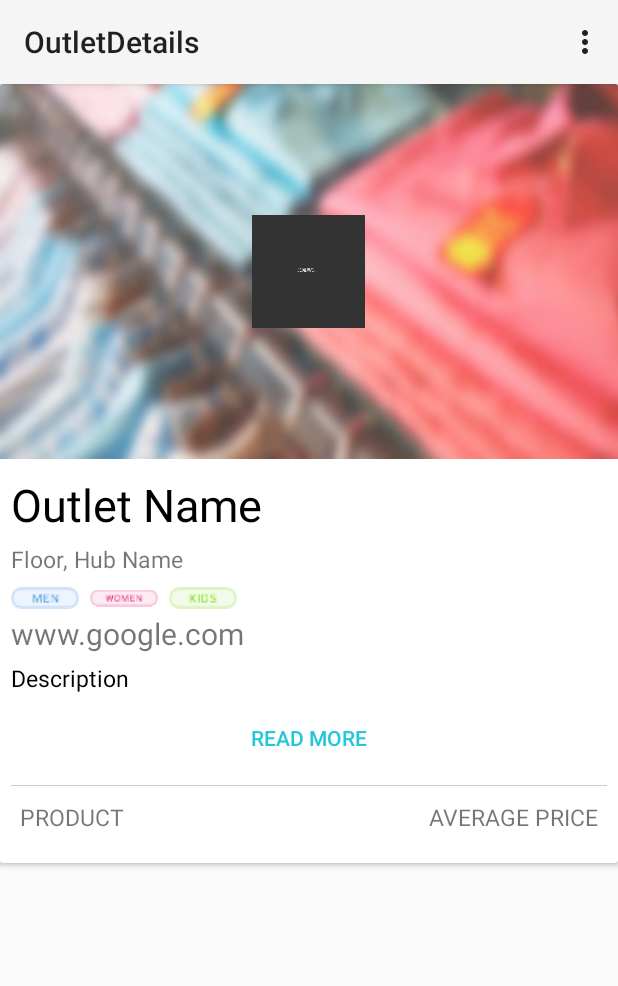
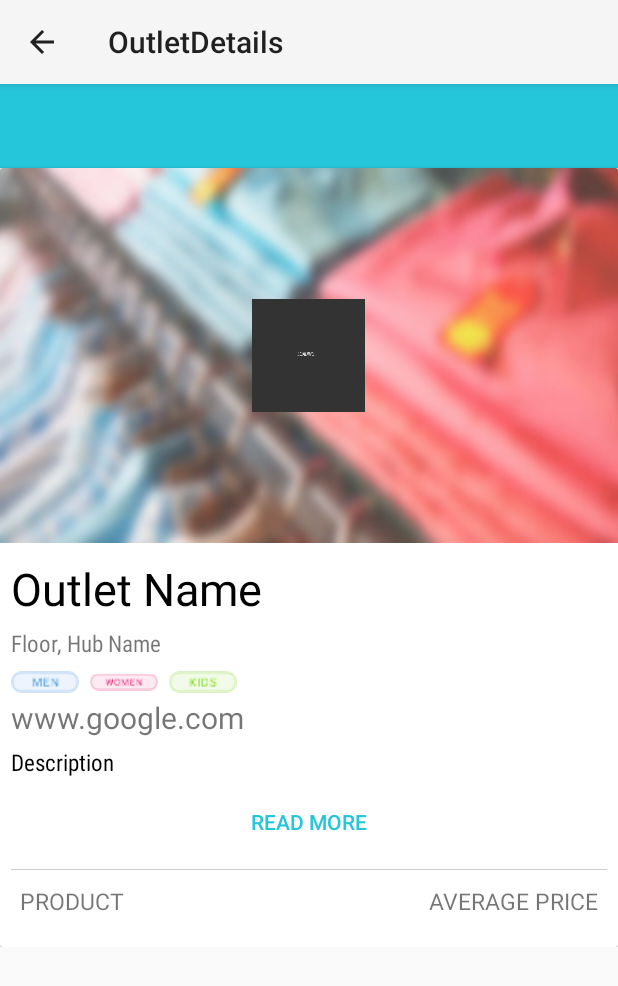
Before and after one commit to srinathwarrier/BrandstoreApp, an Android app: the OutletDetailsActivity screen opened directly, with no data from a screen before it, on a phone screen of 412 x 824 dp. Shown: the top 986 px of the screen. Run offline under Robolectric (Android 15) with nearby library versions, the phone set to English and light mode, and no system bars; libraries missing offline, so code that uses them is left out: com.nostra13.universalimageloader; 6 statements that could not run were skipped.

Commit message:
Changes made to third and fourth screen according to new wireframe

```diff
--- a/app/src/main/java/com/brandstore/OutletDetailsAsyncTask.java
+++ b/app/src/main/java/com/brandstore/OutletDetailsAsyncTask.java
@@ -1,7 +1,9 @@
 package com.brandstore;
 
 import android.content.Context;
+import android.content.res.Resources;
 import android.os.AsyncTask;
+import android.support.v7.widget.Toolbar;
 import android.util.Log;
 import android.view.View;
 import android.view.ViewGroup;
@@ -59,6 +61,7 @@ public class OutletDetailsAsyncTask extends AsyncTask<Void, Void, OutletDetails>
     ArrayList<String> tag;
     ArrayList<String> price;
 ScrollView scrollView;
+    Toolbar toolbar;
 
     public OutletDetailsAsyncTask(
             TagPriceListViewAdapter TagPrice,
@@ -74,6 +77,7 @@ ScrollView scrollView;
            ListView tagpriceListView,
             ScrollView scrollView,
             Button readmore,
+            Toolbar toolbar,
             Context context) {
 
         this.outletimage = outletimage;
@@ -89,6 +93,7 @@ ScrollView scrollView;
         this.tag=tag;
         this.price=price;
         this.scrollView=scrollView;
+        this.toolbar=toolbar;
         this.tagpriceListView = tagpriceListView;
 
 
@@ -222,6 +227,8 @@ ScrollView scrollView;
         });
 
     mTagPrice.notifyDataSetChanged();
+        toolbar.setTitle(outletDetails.getOutletName());
+
         int totalHeight = 0;
         int desiredWidth = View.MeasureSpec.makeMeasureSpec(tagpriceListView.getWidth(), View.MeasureSpec.AT_MOST);
         for (int i = 0; i < mTagPrice.getCount(); i++) {
--- a/app/src/main/java/com/brandstore/activities/MainActivity.java
+++ b/app/src/main/java/com/brandstore/activities/MainActivity.java
@@ -35,6 +35,7 @@ public class MainActivity extends ActionBarActivity {
     protected void onCreate(Bundle savedInstanceState) {
         super.onCreate(savedInstanceState);
         setContentView(R.layout.activity_main);
+        NavigationDrawerFragment drawerFragment;
         // Get tracker.
         toolbar = (Toolbar) findViewById(R.id.toolbar);
         setSupportActionBar(toolbar);
@@ -53,7 +54,7 @@ public class MainActivity extends ActionBarActivity {
         getSupportActionBar().setDisplayShowTitleEnabled(false);
        /*Three Lines of code needed on every activity using the navigation drawer*/
         getSupportActionBar().setDisplayHomeAsUpEnabled(true);
-        NavigationDrawerFragment drawerFragment = (NavigationDrawerFragment) getSupportFragmentManager().findFragmentById(R.id.navigation_drawer_fragment);
+       drawerFragment = (NavigationDrawerFragment) getSupportFragmentManager().findFragmentById(R.id.navigation_drawer_fragment);
         drawerFragment.setUp((DrawerLayout) findViewById(R.id.drawer_layout));
 
 
@@ -158,6 +159,7 @@ public class MainActivity extends ActionBarActivity {
         // as you specify a parent activity in AndroidManifest.xml.
         int id = item.getItemId();
 
+
         //noinspection SimplifiableIfStatement
         if (id == R.id.action_settings) {
             return true;
--- a/app/src/main/java/com/brandstore/activities/OutletDetailsActivity.java
+++ b/app/src/main/java/com/brandstore/activities/OutletDetailsActivity.java
@@ -2,6 +2,7 @@ package com.brandstore.activities;
 
 import android.os.Bundle;
 import android.support.v7.app.ActionBarActivity;
+import android.support.v7.widget.Toolbar;
 import android.view.Menu;
 import android.view.MenuItem;
 import android.view.View;
@@ -29,7 +30,7 @@ public class OutletDetailsActivity extends ActionBarActivity {
     ListView tagprice;
     LinearLayout tagPriceLinearLayout;
     Button readmore;
-
+Toolbar toolbar;
     TagPriceListViewAdapter mTagPriceListViewAdapter;
     ArrayList<String> tag = new ArrayList();
     ArrayList<String> price= new ArrayList();
@@ -39,6 +40,12 @@ public class OutletDetailsActivity extends ActionBarActivity {
     protected void onCreate(Bundle savedInstanceState) {
         super.onCreate(savedInstanceState);
         setContentView(R.layout.activity_outlet_details);
+        toolbar = (Toolbar) findViewById(R.id.outletdetailstoolbar);
+        toolbar.setTitleTextColor(getResources().getColor(R.color.white));
+        toolbar.setSubtitleTextColor(getResources().getColor(R.color.white));
+
+        setSupportActionBar(toolbar);
+        getSupportActionBar().setDisplayHomeAsUpEnabled(true);
         String id = getIntent().getStringExtra("id");
 
         // get the list of UI Elements' Objects
@@ -73,6 +80,7 @@ ScrollView scroll=(ScrollView)findViewById(R.id.outletDetails_ScrollView);
                 tagprice,
                 scroll,
                 readmore,
+                toolbar,
                 this);
         mOutletDetailsAsyncTask.execute();
         scroll.scrollTo(0,0);
@@ -94,10 +102,12 @@ ScrollView scroll=(ScrollView)findViewById(R.id.outletDetails_ScrollView);
         int id = item.getItemId();
 
         //noinspection SimplifiableIfStatement
-        if (id == R.id.action_settings) {
-            return true;
-        }
 
+if(id==android.R.id.home)
+{
+    onBackPressed();
+    return true;
+}
         return super.onOptionsItemSelected(item);
     }
 
--- a/app/src/main/java/com/brandstore/activities/OutletListActivity.java
+++ b/app/src/main/java/com/brandstore/activities/OutletListActivity.java
@@ -34,6 +34,7 @@ public class OutletListActivity extends ActionBarActivity {
         toolbar.setTitleTextColor(getResources().getColor(R.color.white));
         toolbar.setSubtitleTextColor(getResources().getColor(R.color.white));
         setSupportActionBar(toolbar);
+        getSupportActionBar().setDisplayHomeAsUpEnabled(true);
         Bundle bundle = getIntent().getExtras();
         String query = bundle.getString("name");
         String id = bundle.getString("id");
@@ -79,7 +80,10 @@ public class OutletListActivity extends ActionBarActivity {
         int id = item.getItemId();
 
         //noinspection SimplifiableIfStatement
-        if (id == R.id.action_settings) {
+
+        if(id==android.R.id.home)
+        {
+           onBackPressed();
             return true;
         }
 
--- a/app/src/main/java/com/brandstore/activities/SearchActivity.java
+++ b/app/src/main/java/com/brandstore/activities/SearchActivity.java
@@ -38,8 +38,8 @@ public class SearchActivity extends ActionBarActivity {
         setSupportActionBar(toolbar);
 
         getSupportActionBar().setDisplayHomeAsUpEnabled(true);
-        drawerFragment = (NavigationDrawerFragment) getSupportFragmentManager().findFragmentById(R.id.navigation_drawer_fragment);
-        drawerFragment.setUp((DrawerLayout) findViewById(R.id.drawer_layout));
+        //drawerFragment = (NavigationDrawerFragment) getSupportFragmentManager().findFragmentById(R.id.navigation_drawer_fragment);
+        //drawerFragment.setUp((DrawerLayout) findViewById(R.id.drawer_layout));
 
 
         //mEdit = (SearchBox) findViewById(R.id.search_box_results);
@@ -113,6 +113,7 @@ public class SearchActivity extends ActionBarActivity {
         final SearchView searchView = (SearchView) search.getActionView();
         searchView.setIconifiedByDefault(false);
         searchView.requestFocusFromTouch();
+        searchView.setQueryHint("Type brand store or product category");
         searchView.setOnQueryTextListener(new SearchView.OnQueryTextListener() {
             @Override
             public boolean onQueryTextSubmit(String s) {
--- a/app/src/main/res/layout/activity_outlet_details.xml
+++ b/app/src/main/res/layout/activity_outlet_details.xml
@@ -11,7 +11,13 @@
         android:layout_width="match_parent"
         android:layout_height="wrap_content"
         android:layout_alignParentBottom="true">
-
+        <LinearLayout
+            android:layout_width="match_parent"
+            android:layout_height="wrap_content"
+            android:orientation="vertical">
+        <include
+            android:id="@+id/outletdetailstoolbar"
+            layout="@layout/toolbar"/>
         <android.support.v7.widget.CardView
             android:layout_width="match_parent"
             android:layout_height="wrap_content">
@@ -21,6 +27,7 @@
                 android:layout_width="match_parent"
                 android:layout_height="match_parent"
                 android:orientation="vertical">
+
 
                 <RelativeLayout
                     android:layout_width="match_parent"
@@ -62,7 +69,7 @@
                         android:layout_width="wrap_content"
                         android:layout_height="wrap_content"
                         android:layout_alignLeft="@id/outletDetails_brandName"
-
+                        android:fontFamily="sans-serif-condensed"
                         android:layout_below="@id/outletDetails_brandName"
                         android:layout_marginTop="5dp"
                         android:text="Floor, "
@@ -79,6 +86,7 @@
                     <TextView
                         android:id="@+id/outletDetails_hubName"
                         android:layout_width="wrap_content"
+                        android:fontFamily="sans-serif-condensed"
                         android:layout_height="wrap_content"
                         android:layout_alignBottom="@id/outletDetails_floorName"
                         android:layout_toRightOf="@id/outletDetails_floorName"
@@ -131,7 +139,9 @@
                     android:lineSpacingExtra="5dp"
                     android:text="Description"
                     android:textColor="@color/black"
-                    android:textSize="15sp" />
+                    android:textSize="15sp"
+
+                    android:fontFamily="sans-serif-condensed"/>
 
                 <Button
                     android:id="@+id/readmore"
@@ -212,6 +222,7 @@
             </LinearLayout>
 
         </android.support.v7.widget.CardView>
+        </LinearLayout>
     </ScrollView>
 
 
--- a/app/src/main/res/layout/tag_price_list_view_item.xml
+++ b/app/src/main/res/layout/tag_price_list_view_item.xml
@@ -14,6 +14,7 @@
         android:layout_marginLeft="@dimen/activity_horizontal_margin"
         android:layout_marginTop="2dp"
         android:text="New Text"
+        android:textStyle="bold"
         android:textSize="15sp"
         android:gravity="center_vertical"
         android:textColor="@color/black" />
@@ -27,6 +28,7 @@
         android:layout_alignParentTop="true"
         android:layout_marginRight="@dimen/activity_horizontal_margin"
         android:text="New Text"
+
         android:gravity="center_vertical"
         android:textSize="15sp"
         android:textColor="@color/black" />
--- a/app/src/main/res/layout/toolbar.xml
+++ b/app/src/main/res/layout/toolbar.xml
@@ -4,7 +4,8 @@
     android:layout_width="match_parent"
     android:layout_height="wrap_content"
     android:background="@color/colorPrimary"
-    app:theme="@style/ToolBarTheme">
+    app:theme="@style/ToolBarTheme"
+   >
 
 
 </android.support.v7.widget.Toolbar>
--- a/app/src/main/res/menu/menu_outlet_details.xml
+++ b/app/src/main/res/menu/menu_outlet_details.xml
@@ -2,9 +2,5 @@
     xmlns:app="http://schemas.android.com/apk/res-auto"
     xmlns:tools="http://schemas.android.com/tools"
     tools:context="com.brandstore.activities.OutletDetailsActivity">
-    <item
-        android:id="@+id/action_settings"
-        android:title="@string/action_settings"
-        android:orderInCategory="100"
-        app:showAsAction="never" />
+
 </menu>
--- a/app/src/main/res/values/styles.xml
+++ b/app/src/main/res/values/styles.xml
@@ -9,5 +9,6 @@
 
     <style name="ToolBarTheme" parent="Theme.AppCompat">
         <item name="android:textColorPrimary">#000000</item>
+
     </style>
 </resources>
```
Also changed, not shown: app/src/main/AndroidManifest.xml (+6 -2 lines).
